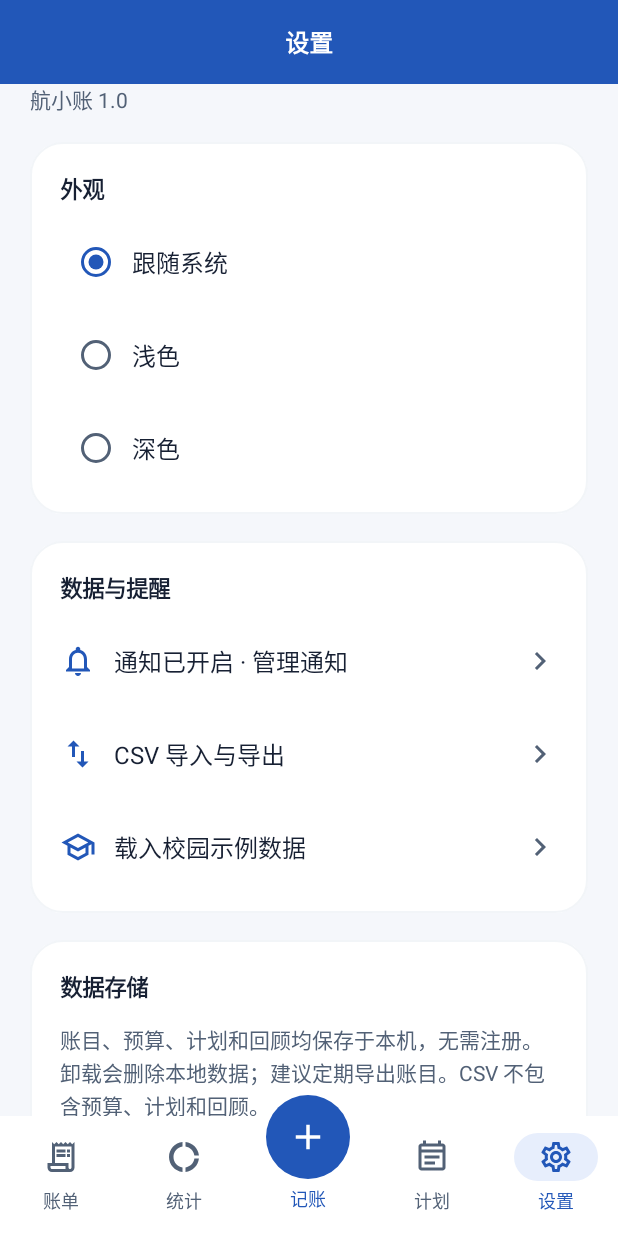
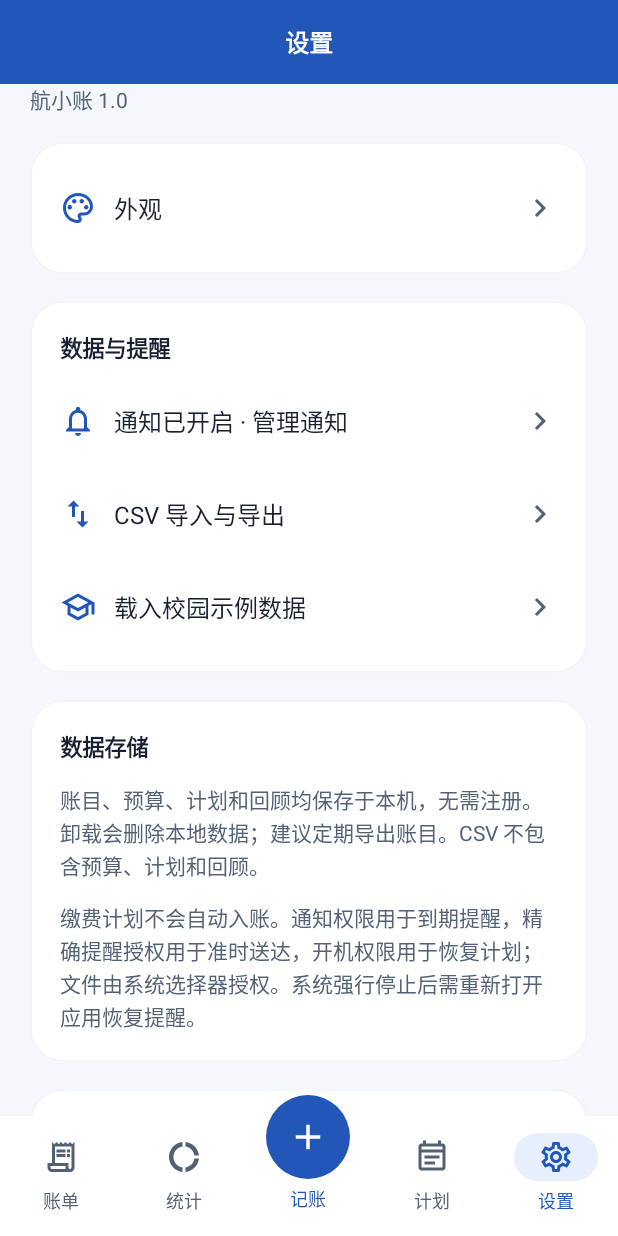
Before and after one commit to Ouniverse-X/AeroLedger, an Android app built with Jetpack Compose: the screen it shows after launch (MainActivity), item 4 of the bottom bar chosen, on a phone screen of 412 x 824 dp. Run offline under Robolectric (Android 15) with nearby library versions, the phone set to English and light mode, and no system bars; our stand-ins replace Room's generated code.

Commit message:
新增可配置的外观主题页面

```diff
--- a/app/src/main/java/cn/edu/buaa/ledger/data/AppearanceStore.kt
+++ b/app/src/main/java/cn/edu/buaa/ledger/data/AppearanceStore.kt
@@ -11,6 +11,12 @@ import androidx.datastore.preferences.core.emptyPreferences
 private val Context.appearance by preferencesDataStore("appearance")
 class AppearanceStore(private val context: Context) {
     private val key = stringPreferencesKey("theme")
+    private val colorKey = stringPreferencesKey("theme_color")
+    val themeColor = context.appearance.data.catch { emit(emptyPreferences()) }.map { it[colorKey] ?: "blue" }
+    suspend fun setThemeColor(value: String) {
+        require(value in listOf("red", "orange", "green", "teal", "blue", "purple"))
+        context.appearance.edit { it[colorKey] = value }
+    }
     val theme = context.appearance.data.catch { emit(emptyPreferences()) }.map { it[key] ?: "system" }
     suspend fun setTheme(value: String) { require(value in listOf("system", "light", "dark")); context.appearance.edit { it[key] = value } }
 }
--- a/app/src/main/java/cn/edu/buaa/ledger/recognition/ReceiptActivity.kt
+++ b/app/src/main/java/cn/edu/buaa/ledger/recognition/ReceiptActivity.kt
@@ -21,6 +21,7 @@ import androidx.compose.ui.unit.dp
 import androidx.compose.ui.platform.testTag
 import androidx.core.content.IntentCompat
 import androidx.lifecycle.compose.collectAsStateWithLifecycle
+import cn.edu.buaa.ledger.data.AppearanceStore
 import cn.edu.buaa.ledger.ui.EntryEditor
 import cn.edu.buaa.ledger.ui.theme.LedgerTheme
 import cn.edu.buaa.ledger.capture.CaptureActivity
@@ -42,7 +43,10 @@ class ReceiptActivity : ComponentActivity() {
             }
             BackHandler(state.editing || busy) { if (!busy) model.stopEditing() }
             var showOriginal by rememberSaveable { mutableStateOf(false) }
-            LedgerTheme("system") {
+            val appearance=remember { AppearanceStore(applicationContext) }
+            val theme by appearance.theme.collectAsStateWithLifecycle(initialValue="system")
+            val themeColor by appearance.themeColor.collectAsStateWithLifecycle(initialValue="blue")
+            LedgerTheme(theme,themeColor) {
                 if (showOriginal && state.sourceName != null)
                     ReceiptOriginal(state.sourceName!!) { showOriginal = false }
                 if (state.pendingImport != null) AlertDialog(
--- a/app/src/main/java/cn/edu/buaa/ledger/ui/LedgerRoot.kt
+++ b/app/src/main/java/cn/edu/buaa/ledger/ui/LedgerRoot.kt
@@ -8,6 +8,7 @@ import android.net.Uri
 import android.os.Build
 import android.provider.OpenableColumns
 import android.provider.Settings
+import androidx.activity.compose.BackHandler
 import androidx.activity.compose.rememberLauncherForActivityResult
 import androidx.activity.result.contract.ActivityResultContracts
 import androidx.compose.foundation.*
@@ -82,6 +83,9 @@ private enum class Destination(val title: String, val icon: androidx.compose.ui.
 @Composable fun LedgerRoot(vm:LedgerViewModel,openedPlan:Long?,clearPlan:()->Unit,onDark:(Boolean)->Unit) {
     val data by vm.data.collectAsStateWithLifecycle()
     val theme by vm.theme.collectAsStateWithLifecycle()
+    val themeColor by vm.themeColor.collectAsStateWithLifecycle()
+    var appearanceOpen by rememberSaveable { mutableStateOf(false) }
+    BackHandler(appearanceOpen) { appearanceOpen=false }
     val busy by vm.busy.collectAsStateWithLifecycle()
     val startupError by vm.startupError.collectAsStateWithLifecycle()
     val preview by vm.importPreview.collectAsStateWithLifecycle()
@@ -153,23 +157,24 @@ private enum class Destination(val title: String, val icon: androidx.compose.ui.
     }}
     fun export(all:Boolean) {exportAll=all;sheet=null;exportFile.launch("航小账-${if(all)"全部账目" else filter.label}.csv")}
 
-    LedgerTheme(theme) {
+    LedgerTheme(theme,themeColor) {
         Scaffold(containerColor=MaterialTheme.colorScheme.background,
             topBar={
                 Surface(color=MaterialTheme.colorScheme.primary,contentColor=MaterialTheme.colorScheme.onPrimary) {
                     Box(Modifier.fillMaxWidth().statusBarsPadding().height(if(landscape)44.dp else 56.dp),contentAlignment=Alignment.Center) {
-                        Text(tab.title,style=MaterialTheme.typography.titleLarge)
+                        if(appearanceOpen) IconButton({appearanceOpen=false},Modifier.align(Alignment.CenterStart).testTag("appearance-back")) { Icon(Icons.Outlined.ArrowBack,"返回设置") }
+                        Text(if(appearanceOpen)"外观" else tab.title,style=MaterialTheme.typography.titleLarge)
                     }
                 }
             },
-            bottomBar={if(!landscape)LedgerBottomBar(tab,data.ready,{tab=it},{sheet="entry:new"})},
+            bottomBar={if(!landscape&&!appearanceOpen)LedgerBottomBar(tab,data.ready,{tab=it},{sheet="entry:new"})},
             snackbarHost={SnackbarHost(snack)}
         ) {padding->
             // Let page content extend behind the raised button instead of reserving a blank strip.
-            val contentBottom=(padding.calculateBottomPadding()-if(landscape)0.dp else 18.dp).coerceAtLeast(0.dp)
+            val contentBottom=(padding.calculateBottomPadding()-if(landscape||appearanceOpen)0.dp else 18.dp).coerceAtLeast(0.dp)
             Row(Modifier.padding(start=padding.calculateStartPadding(LocalLayoutDirection.current),
                 end=padding.calculateEndPadding(LocalLayoutDirection.current),top=padding.calculateTopPadding(),bottom=contentBottom).fillMaxSize()) {
-                if(landscape)NavigationRail(containerColor=MaterialTheme.colorScheme.surface,windowInsets=WindowInsets(0,0,0,0)) {
+                if(landscape&&!appearanceOpen)NavigationRail(containerColor=MaterialTheme.colorScheme.surface,windowInsets=WindowInsets(0,0,0,0)) {
                     FilledIconButton(onClick={sheet="entry:new"},enabled=data.ready,
                         modifier=Modifier.size(48.dp).testTag("primary-add").semantics {contentDescription="记账"}) {Icon(Icons.Outlined.Add,null)}
                     Destination.entries.forEach { destination ->
@@ -183,12 +188,13 @@ private enum class Destination(val title: String, val icon: androidx.compose.ui.
                 when {
                     startupError!=null->Column(Modifier.padding(20.dp)){EmptyState("暂时无法打开账本",startupError!!,"重试",vm::load,Icons.Outlined.ErrorOutline)}
                     !data.ready->Column(Modifier.fillMaxSize(),verticalArrangement=Arrangement.Center,horizontalAlignment=Alignment.CenterHorizontally){CircularProgressIndicator();Spacer(Modifier.height(16.dp));Subtitle("正在加载…")}
+                    appearanceOpen->AppearanceScreen(theme,themeColor,vm::changeTheme,vm::changeThemeColor)
                     tab==Destination.BILLS->BillsScreen(data,filter,::change,{sheet="entry:${it.id}"},{sheet="csv"},{sheet="text"},
                         {sheet="budget"},{tab=Destination.PLANS})
                     tab==Destination.STATISTICS->StatisticsScreen(data,filter,::change,{change(it);tab=Destination.BILLS},{sheet="review"})
                     tab==Destination.PLANS->PaymentsScreen(data,notifications,exact,::notifyPermission,::exactPermission,{sheet="plan:${it.id}"},{vm.savePlan(it)},
                         {confirmReminder=true},{sheet="record-plan:${it.id}"},{sheet="plan:new"})
-                    tab==Destination.SETTINGS->SettingsScreen(theme,vm::changeTheme,{confirmDemo=true},{sheet="csv"},::notifyPermission,notifications)
+                    tab==Destination.SETTINGS->SettingsScreen({appearanceOpen=true},{confirmDemo=true},{sheet="csv"},::notifyPermission,notifications)
                 }
                 if(busy&&sheet==null)LinearProgressIndicator(Modifier.fillMaxWidth().align(Alignment.TopCenter))
               }
@@ -276,12 +282,10 @@ private enum class Destination(val title: String, val icon: androidx.compose.ui.
     }
 }
 
-@Composable private fun SettingsScreen(theme:String,onTheme:(String)->Unit,onDemo:()->Unit,onCsv:()->Unit,onNotify:()->Unit,notifications:Boolean) {
+@Composable private fun SettingsScreen(onAppearance:()->Unit,onDemo:()->Unit,onCsv:()->Unit,onNotify:()->Unit,notifications:Boolean) {
     Column(Modifier.fillMaxSize().padding(horizontal=20.dp).verticalScroll(rememberScrollState()),verticalArrangement=Arrangement.spacedBy(18.dp)) {
         Subtitle("航小账 1.0")
-        Panel {Text("外观",style=MaterialTheme.typography.titleMedium)
-            listOf("system" to "跟随系统","light" to "浅色","dark" to "深色").forEach{(v,label)->Row(Modifier.fillMaxWidth().clickable{onTheme(v)},verticalAlignment=Alignment.CenterVertically){RadioButton(theme==v,{onTheme(v)});Text(label)}}
-        }
+        Panel { SettingsAction(Icons.Outlined.Palette,"外观",onAppearance) }
         Panel {Text("数据与提醒",style=MaterialTheme.typography.titleMedium)
             SettingsAction(Icons.Outlined.NotificationsNone,if(notifications)"通知已开启 · 管理通知" else "开启系统通知",onNotify)
             SettingsAction(Icons.Outlined.ImportExport,"CSV 导入与导出",onCsv)
--- a/app/src/main/java/cn/edu/buaa/ledger/ui/LedgerViewModel.kt
+++ b/app/src/main/java/cn/edu/buaa/ledger/ui/LedgerViewModel.kt
@@ -17,6 +17,7 @@ class LedgerViewModel(application: Application, private val saved: SavedStateHan
     val repository = app.repository
     val appearance = AppearanceStore(application)
     val theme = appearance.theme.stateIn(viewModelScope, SharingStarted.WhileSubscribed(5000), "system")
+    val themeColor = appearance.themeColor.stateIn(viewModelScope, SharingStarted.WhileSubscribed(5000), "blue")
     val data = MutableStateFlow(LedgerData())
     val startupError = MutableStateFlow<String?>(null)
     val busy = MutableStateFlow(false)
@@ -47,6 +48,7 @@ class LedgerViewModel(application: Application, private val saved: SavedStateHan
             finally { busy.value = false }
         }
     }
+    fun changeThemeColor(value: String) { viewModelScope.launch { appearance.setThemeColor(value) } }
     fun changeTheme(value: String) { viewModelScope.launch { appearance.setTheme(value) } }
     fun saveEntry(item: TransactionEntity, done: () -> Unit) = task { repository.saveEntry(item); messages.emit("账目已保存"); done() }
     fun deleteEntry(id: String) = task { repository.dao.deleteTransaction(id); messages.emit("账目已删除，统计已更新") }
--- a/app/src/main/java/cn/edu/buaa/ledger/ui/Screens.kt
+++ b/app/src/main/java/cn/edu/buaa/ledger/ui/Screens.kt
@@ -22,6 +22,7 @@ import androidx.compose.ui.unit.*
 import cn.edu.buaa.ledger.data.*
 import cn.edu.buaa.ledger.domain.*
 import cn.edu.buaa.ledger.ui.components.*
+import cn.edu.buaa.ledger.ui.theme.LocalThemeColor
 import java.time.*
 import java.time.format.DateTimeFormatter
 
@@ -109,6 +110,7 @@ import java.time.format.DateTimeFormatter
 @Composable fun BillsScreen(data: LedgerData,filter: FilterSpec,change:(FilterSpec)->Unit,onEntry:(TransactionEntity)->Unit,onCsv:()->Unit,onText:()->Unit,
     onBudget:()->Unit,onPlans:()->Unit) {
     val today=rememberDeviceDate()
+    val accent=LocalThemeColor.current
     val monthTotal=data.monthEntries(filter.month).totals()
     val compact=LocalConfiguration.current.screenHeightDp<500
     val entries=filter.select(data.entries);val total=entries.totals()
@@ -118,21 +120,21 @@ import java.time.format.DateTimeFormatter
         item {
           Row(horizontalArrangement=Arrangement.spacedBy(16.dp)) {
             Surface(modifier=if(compact)Modifier.weight(1f) else Modifier.fillMaxWidth(),shape=RoundedCornerShape(24.dp),color=Color.Transparent) {
-                Column(Modifier.fillMaxWidth().background(Brush.linearGradient(listOf(Color(0xFF2257B8),Color(0xFF153F86)))).padding(if(compact)16.dp else 24.dp),verticalArrangement=Arrangement.spacedBy(if(compact)8.dp else 14.dp)) {
+                Column(Modifier.fillMaxWidth().background(Brush.linearGradient(listOf(accent.start,accent.end))).padding(if(compact)16.dp else 24.dp),verticalArrangement=Arrangement.spacedBy(if(compact)8.dp else 14.dp)) {
                     Row(Modifier.fillMaxWidth(),verticalAlignment=Alignment.CenterVertically,horizontalArrangement=Arrangement.SpaceBetween) {
-                        Text("本月支出",color=Color(0xFFD6E4FF),style=MaterialTheme.typography.bodyLarge)
-                        Icon(Icons.Outlined.FlightTakeoff,null,tint=Color(0xFFBCD3FF),modifier=Modifier.size(25.dp))
+                        Text("本月支出",color=Color.White.copy(alpha=.85f),style=MaterialTheme.typography.bodyLarge)
+                        Icon(Icons.Outlined.FlightTakeoff,null,tint=Color.White.copy(alpha=.8f),modifier=Modifier.size(25.dp))
                     }
                     Money(monthTotal.expense,Modifier.fillMaxWidth(),size=if(compact)30 else 38,color=Color.White)
                     if(!compact)Spacer(Modifier.height(4.dp))
                     HorizontalDivider(color=Color.White.copy(alpha=.18f))
                     Row(horizontalArrangement=Arrangement.spacedBy(16.dp)) {
                         Column(Modifier.weight(1f),verticalArrangement=Arrangement.spacedBy(5.dp)) {
-                            Text("本月收入",color=Color(0xFFD6E4FF),style=MaterialTheme.typography.bodyMedium)
+                            Text("本月收入",color=Color.White.copy(alpha=.85f),style=MaterialTheme.typography.bodyMedium)
                             Money(monthTotal.income,Modifier.fillMaxWidth(),size=22,color=Color.White)
                         }
                         Column(Modifier.weight(1f),verticalArrangement=Arrangement.spacedBy(5.dp)) {
-                            Text("收支结余",color=Color(0xFFD6E4FF),style=MaterialTheme.typography.bodyMedium)
+                            Text("收支结余",color=Color.White.copy(alpha=.85f),style=MaterialTheme.typography.bodyMedium)
                             Money(monthTotal.balance,Modifier.fillMaxWidth(),size=22,color=Color.White)
                         }
                     }
--- a/app/src/main/java/cn/edu/buaa/ledger/ui/theme/LedgerTheme.kt
+++ b/app/src/main/java/cn/edu/buaa/ledger/ui/theme/LedgerTheme.kt
@@ -3,6 +3,8 @@ package cn.edu.buaa.ledger.ui.theme
 import androidx.compose.foundation.isSystemInDarkTheme
 import androidx.compose.material3.*
 import androidx.compose.runtime.Composable
+import androidx.compose.runtime.compositionLocalOf
+import androidx.compose.runtime.CompositionLocalProvider
 import androidx.compose.ui.graphics.Color
 import androidx.compose.ui.text.TextStyle
 import androidx.compose.ui.text.font.FontFamily
@@ -42,7 +44,29 @@ val LedgerTypography = Typography(
     labelMedium = TextStyle(fontSize = 12.sp, lineHeight = 18.sp, fontWeight = FontWeight.Medium)
 )
 
-@Composable fun LedgerTheme(mode: String = "system", content: @Composable () -> Unit) {
+enum class ThemeColor(val key: String, val label: String, val start: Color, val end: Color,
+    val darkAccent: Color, val container: Color, val darkContainer: Color) {
+    RED("red", "红", Color(0xFFB83248), Color(0xFF7C2038), Color(0xFFFFB1BD), Color(0xFFFCE8EC), Color(0xFF632B3A)),
+    ORANGE("orange", "橙", Color(0xFFA84D13), Color(0xFF76330B), Color(0xFFFFBA8F), Color(0xFFFFEADB), Color(0xFF61371F)),
+    GREEN("green", "绿", Color(0xFF21734C), Color(0xFF164D35), Color(0xFF86D8AF), Color(0xFFDFF3E8), Color(0xFF234C39)),
+    TEAL("teal", "青", Color(0xFF087780), Color(0xFF07505B), Color(0xFF80D5DF), Color(0xFFDDF3F5), Color(0xFF194B52)),
+    BLUE("blue", "深蓝", CampusBlue, Color(0xFF153F86), Color(0xFF96B8FF), Color(0xFFE7EEFC), Color(0xFF203C69)),
+    PURPLE("purple", "紫", Color(0xFF7443AF), Color(0xFF4C2A7B), Color(0xFFD3B5FF), Color(0xFFF0E7FC), Color(0xFF493166));
+
+    companion object { fun fromKey(key: String) = entries.firstOrNull { it.key == key } ?: BLUE }
+}
+
+val LocalThemeColor = compositionLocalOf { ThemeColor.BLUE }
+
+@Composable fun LedgerTheme(mode: String = "system", colorKey: String = "blue", content: @Composable () -> Unit) {
     val dark = mode == "dark" || mode == "system" && isSystemInDarkTheme()
-    MaterialTheme(colorScheme = if (dark) Dark else Light, typography = LedgerTypography, content = content)
+    val accent = ThemeColor.fromKey(colorKey)
+    val colors = if (accent == ThemeColor.BLUE) { if (dark) Dark else Light }
+        else if (dark) Dark.copy(primary=accent.darkAccent, onPrimary=accent.end,
+            primaryContainer=accent.darkContainer, onPrimaryContainer=accent.container)
+        else Light.copy(primary=accent.start, onPrimary=Color.White,
+            primaryContainer=accent.container, onPrimaryContainer=accent.end)
+    CompositionLocalProvider(LocalThemeColor provides accent) {
+        MaterialTheme(colorScheme=colors, typography=LedgerTypography, content=content)
+    }
 }
```
Also changed, not shown: app/src/main/java/cn/edu/buaa/ledger/ui/AppearanceScreen.kt (added, +64 -0 lines).
